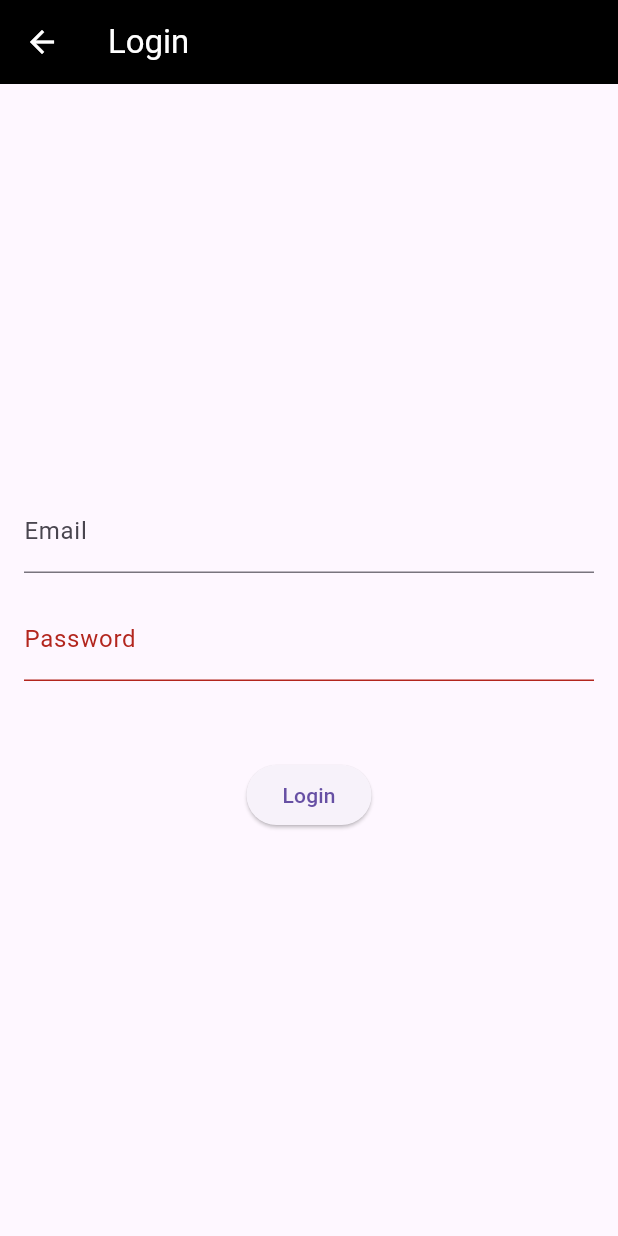
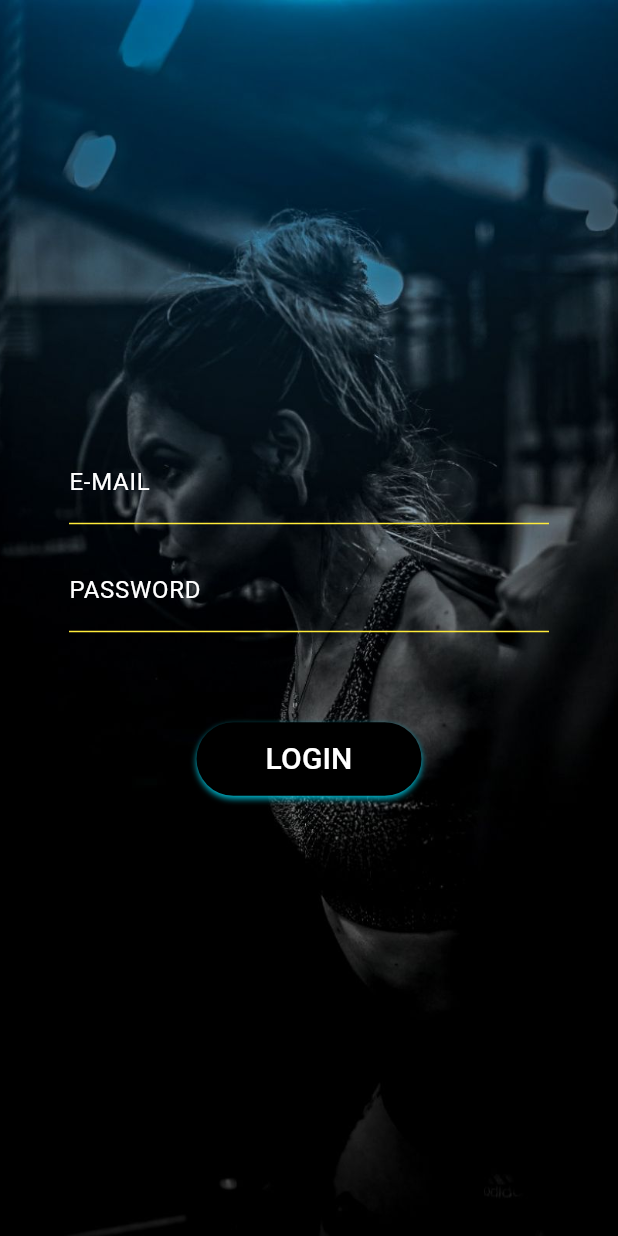
Before and after one commit to SDGP-93/FitFlow, a Flutter app: the screen it shows after launch, after a tap on "Log In", on a phone screen of 412 x 824 dp. Run offline on Flutter 3.47's test engine with Material 3 defaults, Android fonts, the phone set to English and light mode, and no system bars; our stand-ins replace firebase_auth, firebase_core; accounts and stored records are empty; network calls fail.

Commit message:
login, startup, signup design pushed

```diff
--- a/lib/Screens/logIn.dart
+++ b/lib/Screens/logIn.dart
@@ -1,6 +1,7 @@
 import 'package:flutter/material.dart';
 import 'package:firebase_auth/firebase_auth.dart';
 import 'login_success.dart';
+import 'home.dart';
 
 class logIn extends StatefulWidget {
   const logIn({Key? key}) : super(key: key);
@@ -17,33 +18,75 @@ class _logInState extends State<logIn> {
   @override
   Widget build(BuildContext context) {
     return Scaffold(
-      appBar: AppBar(
-        title: const Text('Login'),
-        backgroundColor: Colors.black,
-        foregroundColor: Colors.white,
+      appBar: null,
+      body: Container(
+        decoration: BoxDecoration(
+          image: DecorationImage(
+            image: AssetImage('assets/loginBG.jpg'),
+            fit: BoxFit.cover,
           ),
-      body: Padding(
-        padding: const EdgeInsets.all(16.0),
+        ),
+        child: Padding(
+          padding: const EdgeInsets.all(30.0),
           child: Column(
             mainAxisAlignment: MainAxisAlignment.center,
             children: <Widget>[
-            TextField(
+              Padding(
+                padding: const EdgeInsets.symmetric(horizontal: 16.0),
+                child: TextField(
                   controller: _emailController,
                   decoration: InputDecoration(
-                labelText: 'Email',
+                    labelText: 'E-MAIL',
+                    labelStyle: TextStyle(color: Colors.white),
+                    focusedBorder: UnderlineInputBorder(
+                      borderSide: BorderSide(color: Colors.cyan), // Change border color to blue when focused
+                    ),
+                    enabledBorder: UnderlineInputBorder(
+                      borderSide: BorderSide(color: Colors.yellow), // Change border color to blue
+                    ),
+                  ),
+                  style: TextStyle(color: Colors.yellow),
                 ),
               ),
               const SizedBox(height: 16),
-            TextField(
+              Padding(
+                padding: const EdgeInsets.symmetric(horizontal: 16.0),
+                child: TextField(
                   controller: _passwordController,
                   obscureText: true,
                   decoration: InputDecoration(
-                labelText: 'Password',
-                errorText: _errorMessage, // Display error message
+                    labelText: 'PASSWORD',
+                    errorText: _errorMessage.isEmpty ? null : _errorMessage, // Set errorText to null when errorMessage is empty
+                    labelStyle: TextStyle(color: Colors.white),
+                    focusedBorder: UnderlineInputBorder(
+                      borderSide: BorderSide(color: Colors.cyan),
+                    ),
+                    enabledBorder: UnderlineInputBorder(
+                      borderSide: BorderSide(color: Colors.yellow),
                     ),
                   ),
-            const SizedBox(height: 32),
-            ElevatedButton(
+                  style: TextStyle(color: Colors.yellow),
+                ),
+              ),
+              const SizedBox(height: 60),
+              Container(
+                width: 150,
+                decoration: BoxDecoration(
+                  borderRadius: BorderRadius.circular(30.0),
+                  gradient: LinearGradient(
+                    colors: [Colors.black, Colors.black],
+                    begin: Alignment.centerLeft,
+                    end: Alignment.centerRight,
+                  ),
+                  boxShadow: [
+                    BoxShadow(
+                      color: Colors.cyan,
+                      offset: Offset(0, 2),
+                      blurRadius: 3,
+                    ),
+                  ],
+                ),
+                child: ElevatedButton(
                   onPressed: () async {
                     try {
                       await FirebaseAuth.instance.signInWithEmailAndPassword(
@@ -51,13 +94,11 @@ class _logInState extends State<logIn> {
                         password: _passwordController.text,
                       );
 
-                  // Login successful, navigate to the success screen
                       Navigator.push(
                         context,
-                    MaterialPageRoute(builder: (context) => login_success()),
+                        MaterialPageRoute(builder: (context) => HomePage()),
                       );
                     } on FirebaseAuthException catch (e) {
-                  // Handle specific errors
                       if (e.code == 'wrong-password') {
                         setState(() {
                           _errorMessage = 'Invalid password';
@@ -68,15 +109,28 @@ class _logInState extends State<logIn> {
                         });
                       }
                     } catch (e) {
-                  // Handle other errors
                       setState(() {
                         _errorMessage = 'Login failed: $e';
                       });
                     }
                   },
-              child: const Text('Login'),
+                  style: ElevatedButton.styleFrom(
+                    padding: EdgeInsets.all(10),
+                    shape: RoundedRectangleBorder(
+                      borderRadius: BorderRadius.circular(10.0),
+                    ),
+                    elevation: 0,
+                    backgroundColor: Colors.transparent,
+                    foregroundColor: Colors.transparent,
+                  ),
+                  child: Text(
+                    'LOGIN',
+                    style: TextStyle(fontSize: 20, color: Colors.white),
+                  ),
+                ),
               ),
             ],
+          ),
         ),
       ),
     );
--- a/pubspec.yaml
+++ b/pubspec.yaml
@@ -77,3 +77,4 @@ flutter:
     - assets/homeBG2.jpg
     - assets/pro2.png
     - assets/set.png
+    - -assets/inputBG.jpg
```
Also changed, not shown: lib/Screens/signUp.dart (+67 -11 lines), assets/inputBG.jpg (added). Lines whose indentation alone changed are shown as unchanged.
